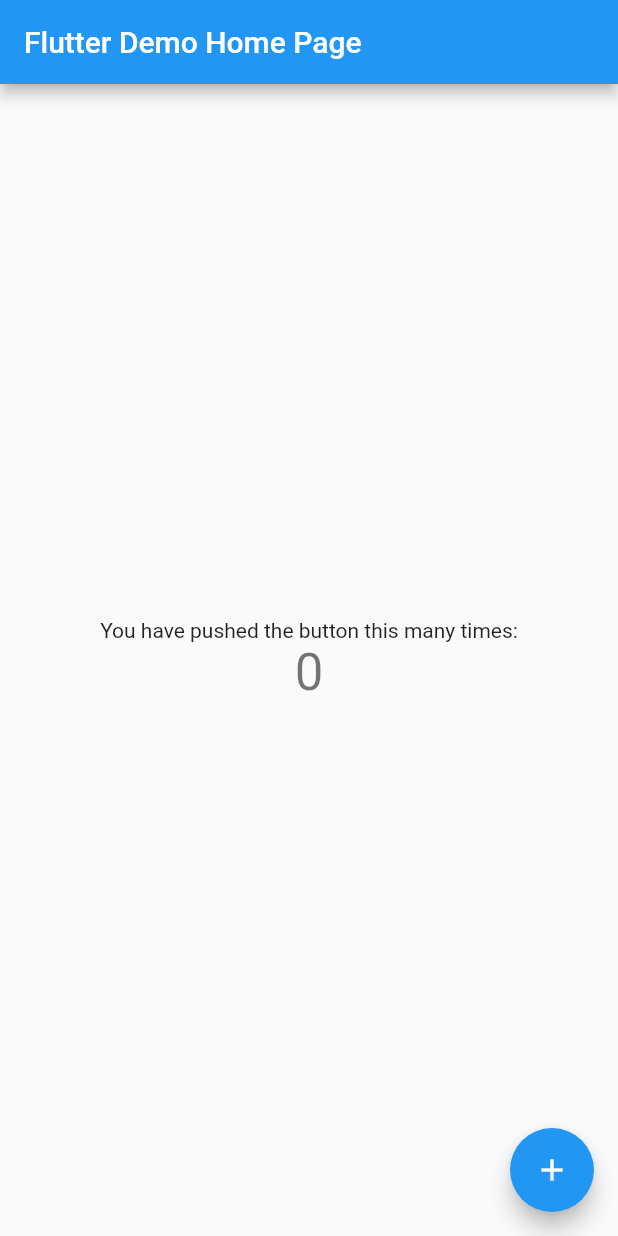
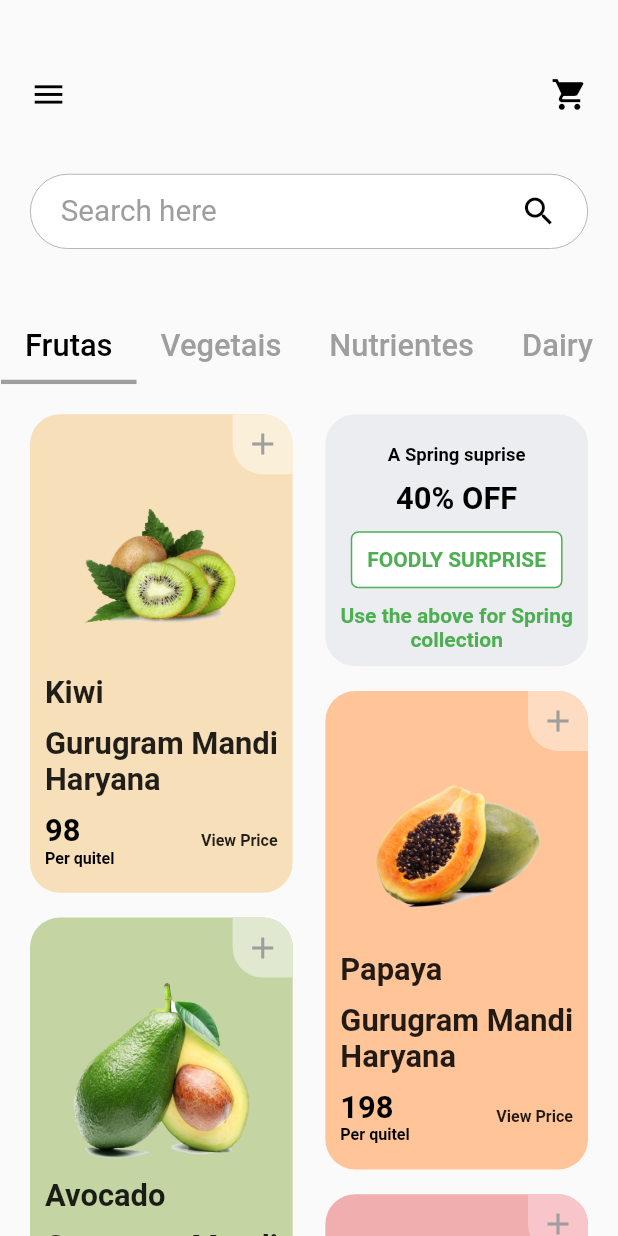
Before and after one commit to rafaelcarvalhocaetano/Fruits, a Flutter app: the screen it shows after launch, on a phone screen of 412 x 824 dp. Run offline on Flutter 3.47's test engine with Material 2 defaults, Android fonts, the phone set to English and light mode, and no system bars; Roboto replaces fonts that are missing (OpenSans, OpenSans-Bold).

Commit message:
Finished part I

```diff
--- /dev/null
+++ b/lib/Dairy.dart
@@ -0,0 +1,18 @@
+import 'package:flutter/material.dart';
+import 'package:flutter/widgets.dart';
+
+
+class Dairy extends StatefulWidget {
+  @override
+  _DairyState createState() => _DairyState();
+}
+
+class _DairyState extends State<Dairy> {
+
+  @override
+  Widget build(BuildContext context) {
+    return Scaffold(
+
+    );
+  }
+}
--- /dev/null
+++ b/lib/Nutriente.dart
@@ -0,0 +1,18 @@
+import 'package:flutter/material.dart';
+import 'package:flutter/widgets.dart';
+
+
+class Nutriente extends StatefulWidget {
+  @override
+  _NutrienteState createState() => _NutrienteState();
+}
+
+class _NutrienteState extends State<Nutriente> {
+
+  @override
+  Widget build(BuildContext context) {
+    return Scaffold(
+
+    );
+  }
+}
--- /dev/null
+++ b/lib/configs/SizeConfig.dart
@@ -0,0 +1,42 @@
+import 'package:flutter/cupertino.dart';
+
+class SizeConfig {
+  static double _screenWidth;
+  static double _screenHeight;
+  static double _blockSizeHorizontal = 0;
+  static double _blockSizeVertical = 0;
+
+  static double textMultiplier;
+  static double imageSizeMultiplier;
+  static double heightMultiplier;
+  static double widthMultiplier;
+  static bool isPortrait = true;
+  static bool isMobilePortrait = false;
+
+  void init(BoxConstraints constraints, Orientation orientation) {
+    if (orientation == Orientation.portrait) {
+      _screenWidth = constraints.maxWidth;
+      _screenHeight = constraints.maxHeight;
+      isPortrait = true;
+      if (_screenWidth < 450) {
+        isMobilePortrait = true;
+      }
+    } else {
+      _screenWidth = constraints.maxHeight;
+      _screenHeight = constraints.maxWidth;
+      isPortrait = false;
+      isMobilePortrait = false;
+    }
+
+    _blockSizeHorizontal = _screenWidth / 100;
+    _blockSizeVertical = _screenHeight / 100;
+
+    textMultiplier = _blockSizeVertical;
+    imageSizeMultiplier = _blockSizeHorizontal;
+    heightMultiplier = _blockSizeVertical;
+    widthMultiplier = _blockSizeHorizontal;
+
+    print(_blockSizeHorizontal);
+    print(_blockSizeVertical);
+  }
+}
--- /dev/null
+++ b/lib/frutas.dart
@@ -0,0 +1,226 @@
+import 'package:flutter/material.dart';
+import 'package:flutter/widgets.dart';
+import 'package:sacolao/configs/SizeConfig.dart';
+
+
+class Frutas extends StatefulWidget {
+  @override
+  _FrutasState createState() => _FrutasState();
+}
+
+class _FrutasState extends State<Frutas> {
+
+  @override
+  Widget build(BuildContext context) {
+    return Scaffold(
+      body: SingleChildScrollView(
+        child: Column(
+          children: <Widget>[
+            Padding(
+              padding: const EdgeInsets.only(left: 20.0, right: 20.0, top: 20.0),
+              child: Container(
+                child: Row(
+                  crossAxisAlignment: CrossAxisAlignment.start,
+                  children: <Widget>[
+                    Column(
+                      children: <Widget>[
+                        _buildFrutasCard("Kiwi", "assets/kiwi.png", "98", 0xffF7DFB9, 0XffFAF0DA),
+                        SizedBox(height: 2 * SizeConfig.heightMultiplier,),
+                        GestureDetector(
+                          child: _buildFrutasCard("Avocado", "assets/avocado.png", "128", 0xffC4D4A3, 0XffE0E8CF),
+                        ),
+                        SizedBox(height: 2 * SizeConfig.heightMultiplier,),
+                        _buildFrutasCard("Manga", "assets/mango.png", "150", 0xffF6e475, 0xffF9EF80),
+                      ],
+                    ),
+                    Spacer(),
+                    Column(
+                      children: <Widget>[
+                        Container(
+                          width: 42.5 * SizeConfig.widthMultiplier,
+                          decoration: BoxDecoration(
+                            borderRadius: BorderRadius.circular(20.0),
+                            color: Color(0xffECEDF1),
+                          ),
+                          child: Center(
+                            child: Padding(
+                              padding: const EdgeInsets.only(left: 10.0, right: 10.0, top: 20.0),
+                              child: Column(
+                                children: <Widget>[
+                                  Text(
+                                    "A Spring suprise",
+                                    style: TextStyle(
+                                        fontFamily: 'OpenSans-Bold',
+                                        fontWeight: FontWeight.bold,
+                                        color: Colors.black,
+                                        fontSize: 1.5 * SizeConfig.textMultiplier
+                                    ),
+                                  ),
+                                  SizedBox(height: 10.0),
+                                  Text(
+                                    "40% OFF",
+                                    style: TextStyle(
+                                        fontFamily: 'OpenSans-Bold',
+                                        fontWeight: FontWeight.bold,
+                                        color: Colors.black,
+                                        fontSize: 2.5 * SizeConfig.textMultiplier
+                                    ),
+                                  ),
+                                  SizedBox(height: 10.0),
+                                  Container(
+                                    decoration: BoxDecoration(
+                                      color: Colors.white,
+                                      borderRadius: BorderRadius.circular(5.0),
+                                      border: Border.all(color: Colors.green),
+                                    ),
+                                    child: Padding(
+                                      padding: const EdgeInsets.all(10.0),
+                                      child: Text(
+                                        "FOODLY SURPRISE",
+                                        style: TextStyle(
+                                          fontFamily: 'OpenSans-Bold',
+                                          fontWeight: FontWeight.bold,
+                                          color: Colors.green,
+                                          fontSize: 1.7 * SizeConfig.textMultiplier,
+                                        ),
+                                      ),
+                                    ),
+                                  ),
+                                  SizedBox(height: 10.0),
+                                  Text(
+                                    "Use the above for Spring collection",
+                                    textAlign: TextAlign.center,
+                                    style: TextStyle(
+                                      fontFamily: 'OpenSans-Bold',
+                                      fontWeight: FontWeight.bold,
+                                      color: Colors.green,
+                                      fontSize: 1.7 * SizeConfig.textMultiplier,
+                                    ),
+                                  ),
+                                  SizedBox(height: 10.0),
+                                ],
+                              ),
+                            ),
+                          ),
+                        ),
+                        SizedBox(height: 2 * SizeConfig.heightMultiplier,),
+                        _buildFrutasCard("Papaya", "assets/papaya.png", "198", 0xffFFC498, 0xffFDDCC1),
+
+                        SizedBox(height: 2 * SizeConfig.heightMultiplier,),
+                        _buildFrutasCard("Strawberry", "assets/strawberry.png", "928", 0xffF0AEAE, 0xffF8C6CA),
+                        SizedBox(height: 2 * SizeConfig.heightMultiplier,),
+
+                      ],
+                    ),
+                  ],
+                ),
+              ),
+            ),
+          ],
+        ),
+      ),
+    );
+  }
+
+  _buildFrutasCard(String name, String assets, String rate, int color, int color2) {
+    return Container(
+      width: 42.5 * SizeConfig.widthMultiplier,
+      decoration: BoxDecoration(
+        color: Color(color),
+        borderRadius: BorderRadius.circular(20.0),
+      ),
+      child: Column(
+        crossAxisAlignment: CrossAxisAlignment.start,
+        children: <Widget>[
+          Align(
+            alignment: Alignment.topRight,
+            child: Container(
+              decoration: BoxDecoration(
+                color: Color(color2),
+                borderRadius: BorderRadius.only(
+                  bottomLeft: Radius.circular(20.0),
+                  topRight: Radius.circular(20.0)
+                ),
+              ),
+              child: Padding(
+                padding: const EdgeInsets.all(8.0),
+                child: Icon(Icons.add, color: Colors.grey,),
+              ),
+            ),
+          ),
+          Center(
+            child: Image.asset(
+              assets,
+              fit: BoxFit.contain,
+              width: 30 * SizeConfig.imageSizeMultiplier,
+              height: 30 * SizeConfig.imageSizeMultiplier,
+            ),
+          ),
+          Padding(
+            padding: const EdgeInsets.only(left: 10.0, top: 10.0),
+            child: Text(
+              name,
+              style: TextStyle(
+                fontFamily: 'OpenSans-Bold',
+                fontWeight: FontWeight.bold,
+                fontSize: 2.5 * SizeConfig.textMultiplier
+              ),
+            ),
+          ),
+          Padding(
+            padding: const EdgeInsets.only(left: 10.0, top: 10.0),
+            child: Text(
+              "Gurugram Mandi Haryana",
+              style: TextStyle(
+                  fontFamily: 'OpenSans-Bold',
+                  fontWeight: FontWeight.bold,
+                  fontSize: 2.5 * SizeConfig.textMultiplier
+              ),
+            ),
+          ),
+          Padding(
+            padding: const EdgeInsets.only(left: 10.0, right: 10.0, top: 10.0),
+            child: Row(
+              children: <Widget>[
+                Column(
+                  crossAxisAlignment: CrossAxisAlignment.start,
+                  children: <Widget>[
+                    Text(
+                      rate,
+                      style: TextStyle(
+                        fontFamily: 'OpenSans-Bold',
+                          color: Colors.black,
+                          fontWeight: FontWeight.bold,
+                        fontSize: 2.5 * SizeConfig.textMultiplier
+                      ),
+                    ),
+                    Text(
+                      "Per quitel",
+                      style: TextStyle(
+                          fontFamily: 'OpenSans',
+                          color: Colors.black,
+                          fontWeight: FontWeight.bold,
+                          fontSize: 1.3 * SizeConfig.textMultiplier
+                      ),
+                    ),
+                  ],
+                ),
+                Spacer(),
+                Text(
+                  "View Price",
+                  style: TextStyle(
+                    fontFamily: 'OpenSans',
+                    color: Colors.black87,
+                    fontWeight: FontWeight.bold,
+                    fontSize: 1.3 * SizeConfig.textMultiplier
+                  ),
+                ),
+              ],
+            ),
+          ),
+          SizedBox(height: 2 * SizeConfig.heightMultiplier,),
+        ],
+      ),
+    );
+  }
+}
--- a/lib/main.dart
+++ b/lib/main.dart
@@ -1,4 +1,10 @@
 import 'package:flutter/material.dart';
+import 'package:sacolao/Dairy.dart';
+import 'package:sacolao/Nutriente.dart';
+import 'package:sacolao/configs/SizeConfig.dart';
+import 'package:sacolao/frutas.dart';
+import 'package:sacolao/vegetal.dart';
+
 
 void main() => runApp(MyApp());
 
@@ -6,106 +12,132 @@ class MyApp extends StatelessWidget {
   // This widget is the root of your application.
   @override
   Widget build(BuildContext context) {
+    return LayoutBuilder(
+      builder: (context, constraints) {
+        return OrientationBuilder(
+          builder: (context, orientation) {
+            SizeConfig().init(constraints, orientation);
             return MaterialApp(
-      title: 'Flutter Demo',
-      theme: ThemeData(
-        // This is the theme of your application.
-        //
-        // Try running your application with "flutter run". You'll see the
-        // application has a blue toolbar. Then, without quitting the app, try
-        // changing the primarySwatch below to Colors.green and then invoke
-        // "hot reload" (press "r" in the console where you ran "flutter run",
-        // or simply save your changes to "hot reload" in a Flutter IDE).
-        // Notice that the counter didn't reset back to zero; the application
-        // is not restarted.
-        primarySwatch: Colors.blue,
-      ),
-      home: MyHomePage(title: 'Flutter Demo Home Page'),
+              debugShowCheckedModeBanner: false,
+              title: 'HomeScreen App',
+              home: MyHomePage(),
+            );
+          },
+        );
+      },
     );
   }
 }
 
 class MyHomePage extends StatefulWidget {
-  MyHomePage({Key key, this.title}) : super(key: key);
-
-  // This widget is the home page of your application. It is stateful, meaning
-  // that it has a State object (defined below) that contains fields that affect
-  // how it looks.
-
-  // This class is the configuration for the state. It holds the values (in this
-  // case the title) provided by the parent (in this case the App widget) and
-  // used by the build method of the State. Fields in a Widget subclass are
-  // always marked "final".
-
-  final String title;
-
   @override
   _MyHomePageState createState() => _MyHomePageState();
 }
 
-class _MyHomePageState extends State<MyHomePage> {
-  int _counter = 0;
+class _MyHomePageState extends State<MyHomePage> with SingleTickerProviderStateMixin {
 
-  void _incrementCounter() {
-    setState(() {
-      // This call to setState tells the Flutter framework that something has
-      // changed in this State, which causes it to rerun the build method below
-      // so that the display can reflect the updated values. If we changed
-      // _counter without calling setState(), then the build method would not be
-      // called again, and so nothing would appear to happen.
-      _counter++;
-    });
+  TabController tabController;
+
+  @override
+  void initState() {
+    // TODO: implement initState
+    super.initState();
+    tabController = TabController(length: 4, vsync: this);
   }
 
   @override
   Widget build(BuildContext context) {
-    // This method is rerun every time setState is called, for instance as done
-    // by the _incrementCounter method above.
-    //
-    // The Flutter framework has been optimized to make rerunning build methods
-    // fast, so that you can just rebuild anything that needs updating rather
-    // than having to individually change instances of widgets.
+
     return Scaffold(
-      appBar: AppBar(
-        // Here we take the value from the MyHomePage object that was created by
-        // the App.build method, and use it to set our appbar title.
-        title: Text(widget.title),
+      body: Column(
+        children: <Widget>[
+          Padding(
+            padding: const EdgeInsets.only(left: 20.0, right: 20.0, top: 50.0),
+            child: Row(
+              children: <Widget>[
+                Icon(Icons.menu, color: Colors.black, size: 6 * SizeConfig.imageSizeMultiplier),
+                Spacer(),
+                Icon(Icons.shopping_cart, color: Colors.black, size: 6 * SizeConfig.imageSizeMultiplier)
+              ],
             ),
-      body: Center(
-        // Center is a layout widget. It takes a single child and positions it
-        // in the middle of the parent.
-        child: Column(
-          // Column is also a layout widget. It takes a list of children and
-          // arranges them vertically. By default, it sizes itself to fit its
-          // children horizontally, and tries to be as tall as its parent.
-          //
-          // Invoke "debug painting" (press "p" in the console, choose the
-          // "Toggle Debug Paint" action from the Flutter Inspector in Android
-          // Studio, or the "Toggle Debug Paint" command in Visual Studio Code)
-          // to see the wireframe for each widget.
-          //
-          // Column has various properties to control how it sizes itself and
-          // how it positions its children. Here we use mainAxisAlignment to
-          // center the children vertically; the main axis here is the vertical
-          // axis because Columns are vertical (the cross axis would be
-          // horizontal).
-          mainAxisAlignment: MainAxisAlignment.center,
+          ),
+          SizedBox(height: 5 * SizeConfig.heightMultiplier,),
+          Padding(
+            padding: const EdgeInsets.only(left: 20.0, right: 20.0),
+            child: Container(
+              width: MediaQuery.of(context).size.width,
+              height: 50.0,
+              decoration: BoxDecoration(
+                color: Colors.white,
+                borderRadius: BorderRadius.circular(30.0),
+                border: Border.all(color: Colors.grey, width: 0.5),
+              ),
+              child: Padding(
+                padding: const EdgeInsets.only(left: 20.0, right: 20.0),
+                child: Row(
                   children: <Widget>[
-            Text(
-              'You have pushed the button this many times:',
+                    Text("Search here", style: TextStyle(
+                      color: Colors.grey,
+                      fontSize: 2.4 * SizeConfig.textMultiplier,
+                      fontFamily: 'OpenSans'
+                    ),),
+                    Spacer(),
+                    Icon(Icons.search, color: Colors.black, size: 6 * SizeConfig.imageSizeMultiplier,),
+                  ],
                 ),
-            Text(
-              '$_counter',
-              style: Theme.of(context).textTheme.display1,
+              ),
+            ),
+          ),
+          SizedBox(height: 5 * SizeConfig.heightMultiplier,),
+          TabBar(
+            controller: tabController,
+            indicatorColor: Colors.grey,
+            indicatorWeight: 3.0,
+            labelColor: Colors.black,
+            unselectedLabelColor: Colors.grey,
+            isScrollable: true,
+            tabs: <Widget>[
+              Tab(
+                child: Text("Frutas", style: TextStyle(
+                  fontSize: 2.5 * SizeConfig.textMultiplier,
+                  fontFamily: 'OpenSans'
+                ),),
+              ),
+              Tab(
+                child: Text("Vegetais", style: TextStyle(
+                    fontSize: 2.5 * SizeConfig.textMultiplier,
+                    fontFamily: 'OpenSans'
+                ),),
+              ),
+              Tab(
+                child: Text("Nutrientes", style: TextStyle(
+                    fontSize: 2.5 * SizeConfig.textMultiplier,
+                    fontFamily: 'OpenSans'
+                ),),
+              ),
+              Tab(
+                child: Text("Dairy", style: TextStyle(
+                    fontSize: 2.5 * SizeConfig.textMultiplier,
+                    fontFamily: 'OpenSans'
+                ),),
+              ),
+              ]),
+          Expanded(
+            child: Container(
+              child: TabBarView(
+                controller: tabController,
+                children: <Widget>[
+                  Frutas(),
+                  Vegetal(),
+                  Nutriente(),
+                  Dairy(),
+                ],
+              ),
+            ),
           ),
         ],
       ),
-      ),
-      floatingActionButton: FloatingActionButton(
-        onPressed: _incrementCounter,
-        tooltip: 'Increment',
-        child: Icon(Icons.add),
-      ), // This trailing comma makes auto-formatting nicer for build methods.
+      // This trailing comma makes auto-formatting nicer for build methods.
     );
   }
 }
--- /dev/null
+++ b/lib/vegetal.dart
@@ -0,0 +1,18 @@
+import 'package:flutter/material.dart';
+import 'package:flutter/widgets.dart';
+
+
+class Vegetal extends StatefulWidget {
+  @override
+  _VegetalState createState() => _VegetalState();
+}
+
+class _VegetalState extends State<Vegetal> {
+
+  @override
+  Widget build(BuildContext context) {
+    return Scaffold(
+
+    );
+  }
+}
```
Also changed, not shown: pubspec.yaml (+6 -3 lines), 1 other file. Lines whose indentation alone changed are shown as unchanged.
